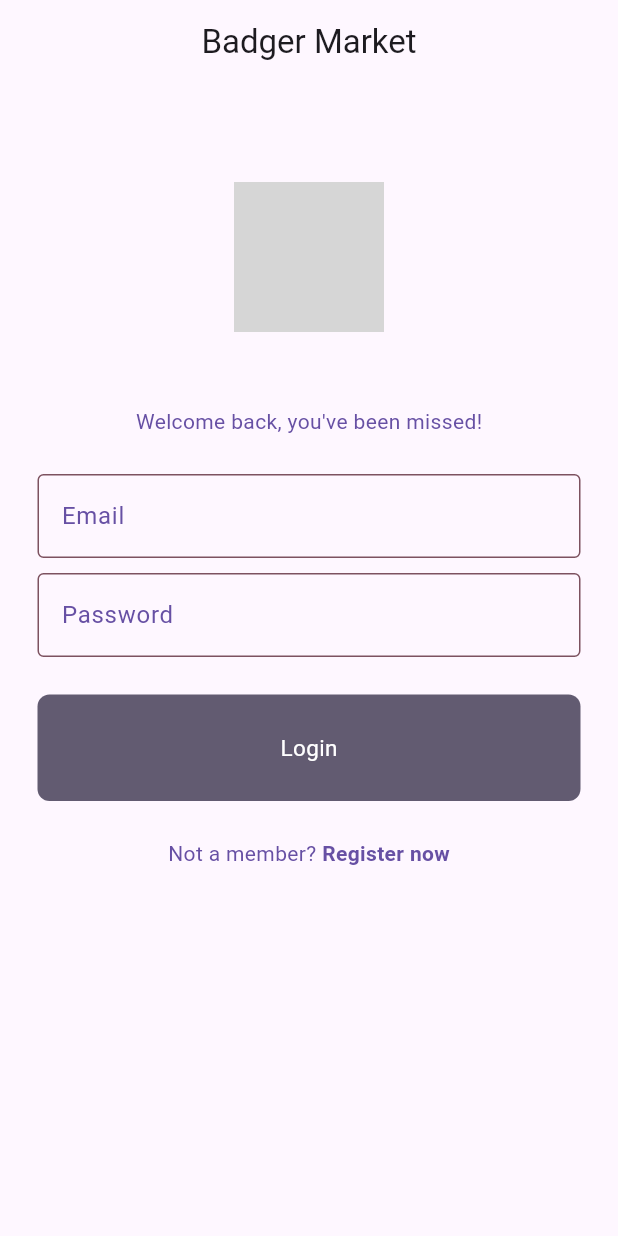
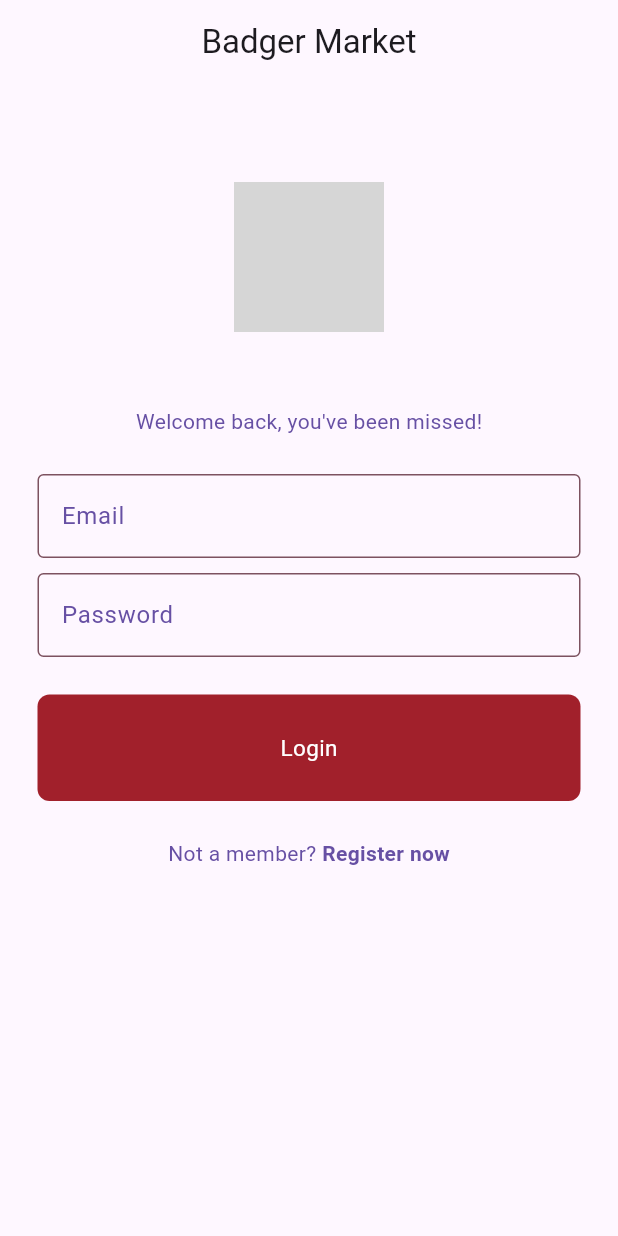
Before and after one commit to Jungwoo-Ryu/badger-market-app, a Flutter app: the screen it shows after launch, on a phone screen of 412 x 824 dp. Run offline on Flutter 3.47's test engine with Material 3 defaults, Android fonts, the phone set to English and light mode, and no system bars; our stand-ins replace cloud_firestore, firebase_auth, firebase_core, image_picker; accounts and stored records are empty; generated files the repository leaves out were written again; grey boxes are pictures that could not be loaded.

Commit message:
login page update

```diff
--- a/lib/components/my_button.dart
+++ b/lib/components/my_button.dart
@@ -13,7 +13,7 @@ class MyButton extends StatelessWidget {
       onTap: onTap,
       child: Container(
         decoration: BoxDecoration(
-          color: Theme.of(context).colorScheme.secondary,
+          color: Color.fromRGBO(161, 32, 43, 1),
           borderRadius: BorderRadius.circular(8),
         ),
         padding: const EdgeInsets.all(25),
--- a/lib/page/login_page.dart
+++ b/lib/page/login_page.dart
@@ -50,11 +50,13 @@ class LoginPage extends StatelessWidget {
         child: Column(
           mainAxisAlignment: MainAxisAlignment.center,
           children: [
-            ImageIcon(
-              AssetImage("assets/images/Bucky.png"),
-              size: 100,
-              color:Colors.red.shade400,
+            Center(
+              child: Image.asset(
+                'assets/images/Bucky.png',
+                width: 100,
+                fit: BoxFit.cover,
               ),
+            ),
             // Logo
             // Icon(
             //   Icons.message,
@@ -86,8 +88,10 @@ class LoginPage extends StatelessWidget {
              controller: _pwController,
              ),
              const SizedBox(height: 25),
+
              MyButton(
               text: "Login",
+              // style: const Color.fromRGBO(161, 32, 43, 1), // Set button color
               onTap: () => login(context),
              ),
 
```
